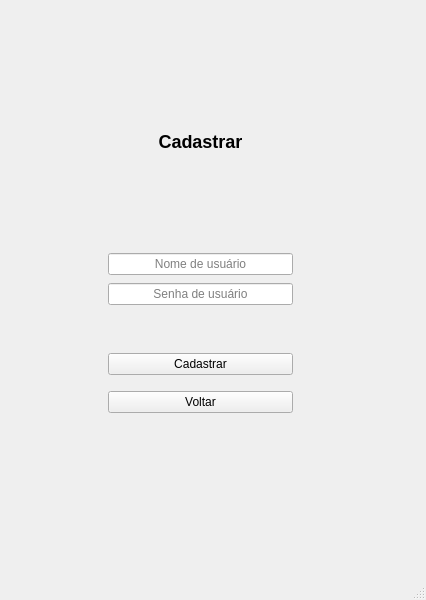
This is telacadastro.ui in VirgilioFuchs/ApiCrudDocker as Qt 5 draws it before an edit. The edited form follows.
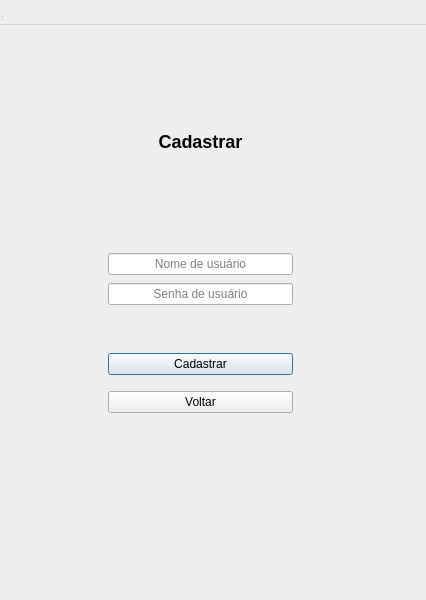
This is the edited form.

```diff
--- a/telacadastro.ui
+++ b/telacadastro.ui
@@ -1,7 +1,7 @@
 <?xml version="1.0" encoding="UTF-8"?>
 <ui version="4.0">
  <class>TelaCadastro</class>
- <widget class="QMainWindow" name="TelaCadastro">
+ <widget class="QDialog" name="TelaCadastro">
   <property name="geometry">
    <rect>
     <x>0</x>
```
